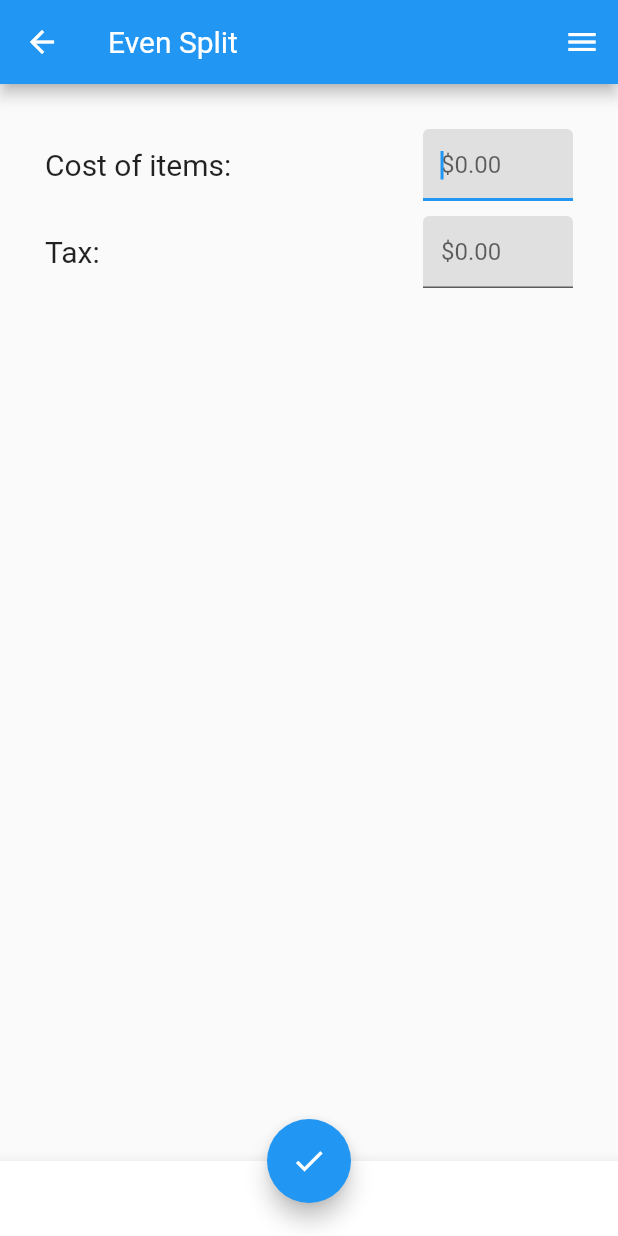
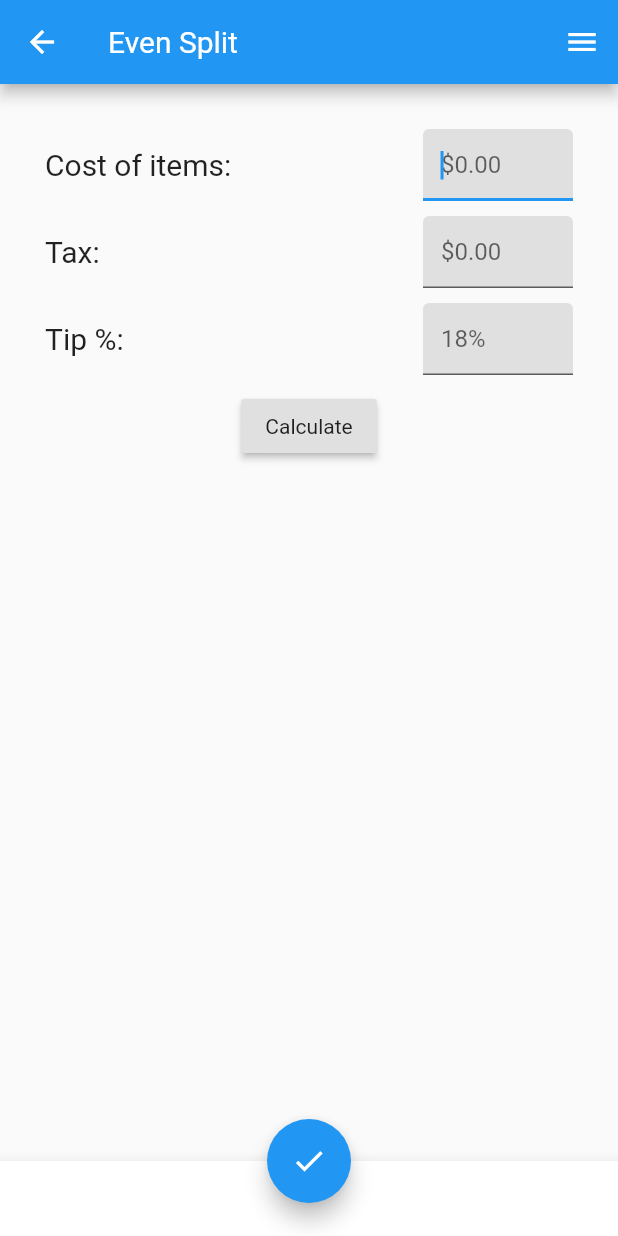
Before and after one commit to wizeone/splitter, a Flutter app: the screen it shows after launch, after a tap on "Even Split", on a phone screen of 412 x 824 dp. Run offline on Flutter 3.47's test engine with Material 2 defaults, Android fonts, the phone set to English and light mode, and no system bars.

Commit message:
slight improvements to match new language standards

```diff
--- a/lib/main.dart
+++ b/lib/main.dart
@@ -2,18 +2,18 @@ import 'package:flutter/material.dart';
 
 import 'pages/home_page.dart';
 
-void main() => runApp(new Splitter());
+void main() => runApp(Splitter());
 
 class Splitter extends StatelessWidget {
   // This widget is the root of your application.
   @override
   Widget build(BuildContext context) {
-    return new MaterialApp(
+    return MaterialApp(
       title: 'Splitter',
-      theme: new ThemeData(
+      theme: ThemeData(
         fontFamily: 'Roboto',
       ),
-      home: new HomePage(title: 'Splitter'),
+      home: HomePage(title: 'Splitter'),
     );
   }
 }
--- a/lib/pages/even_split_page.dart
+++ b/lib/pages/even_split_page.dart
@@ -31,6 +31,11 @@ class _EventSplitPage extends State<EventSplitPage> {
           children: <Widget>[
             new InputRow('Cost of items', '\$0.00'),
             new InputRow('Tax', '\$0.00'),
+            new InputRow('Tip %', '18%'),
+            new RaisedButton(
+              onPressed: () {},
+              child: new Text('Calculate'),
+            ),
           ],
         ),
       ),
--- a/lib/pages/home_page.dart
+++ b/lib/pages/home_page.dart
@@ -38,8 +38,8 @@ class _HomePageState extends State<HomePage> {
   @override
   Widget build(BuildContext context) {
     return new Scaffold(
-      appBar: new AppBar(
-        title: new Text(widget.title),
+      appBar: AppBar(
+        title: Text(widget.title),
         actions: <Widget>[
           IconButton(
             icon: Icon(Icons.menu),
@@ -48,16 +48,16 @@ class _HomePageState extends State<HomePage> {
           ),
         ],
       ),
-      body: new Center(
-        child: new Container(
+      body: Center(
+        child: Container(
           width: 300.0,
           height: 300.0,
-          child: new Column(
+          child: Column(
             mainAxisAlignment: MainAxisAlignment.center,
             children: <Widget>[
-              new OptionButton('Even Split', _routeToDivideEvenlyPage),
-              new Spacer(),
-              new OptionButton('Split By Person', _routeToSplitByPersonPage),
+              OptionButton('Even Split', _routeToDivideEvenlyPage),
+              Spacer(),
+              OptionButton('Split By Person', _routeToSplitByPersonPage),
             ],
           ),
         ),
--- a/lib/pages/split_by_person_page.dart
+++ b/lib/pages/split_by_person_page.dart
@@ -12,9 +12,9 @@ class SplitByPersonPage extends StatefulWidget {
 class _SplitByPersonPage extends State<SplitByPersonPage> {
   @override
   Widget build(BuildContext context) {
-    return new Scaffold(
-      appBar: new AppBar(
-        title: new Text(widget.title),
+    return Scaffold(
+      appBar: AppBar(
+        title: Text(widget.title),
         actions: <Widget>[
           IconButton(
             icon: Icon(Icons.menu),
@@ -23,7 +23,7 @@ class _SplitByPersonPage extends State<SplitByPersonPage> {
           ),
         ],
       ),
-      body: new Center(
+      body: Center(
         child:  ListView(
           shrinkWrap: true,
           padding: EdgeInsets.all(8.0),
--- a/lib/ui/input_row.dart
+++ b/lib/ui/input_row.dart
@@ -12,28 +12,28 @@ class InputRow extends StatelessWidget {
   Widget build(BuildContext context) {
     return new Container(
       padding: EdgeInsets.only(bottom: 10.0),
-      child: new Row(
+      child: Row(
         mainAxisAlignment: MainAxisAlignment.end,
         children: <Widget>[
-          new Expanded(
-            child: new Text(
+          Expanded(
+            child: Text(
               descriptionText + ': ',
               style: TextStyle(
                 fontSize: 20.0,
               ),
             ),
           ),
-          new Container(
+          Container(
             width: 100.0,
-            child: new TextField(
+            child: TextField(
               autofocus: true,
-              controller: new TextEditingController(),
-              decoration: new InputDecoration(
+              controller: TextEditingController(),
+              decoration: InputDecoration(
                 hintText: inputFieldHint,
                 filled: true,
                 fillColor: Colors.grey[300],
               ),
-              keyboardType: new TextInputType.numberWithOptions(),
+              keyboardType: TextInputType.numberWithOptions(),
               onChanged: (String x) {},
             ),
           ),
--- a/lib/ui/option_button.dart
+++ b/lib/ui/option_button.dart
@@ -8,11 +8,11 @@ class OptionButton extends StatelessWidget {
 
   @override
   Widget build(BuildContext context) {
-    return new Container(
-      child: new RaisedButton(
-        child: new Text(
+    return Container(
+      child: RaisedButton(
+        child: Text(
           text,
-          style: new TextStyle(
+          style: TextStyle(
             fontSize: 24.0,
             fontFamily: 'Roboto',
           ),
```
